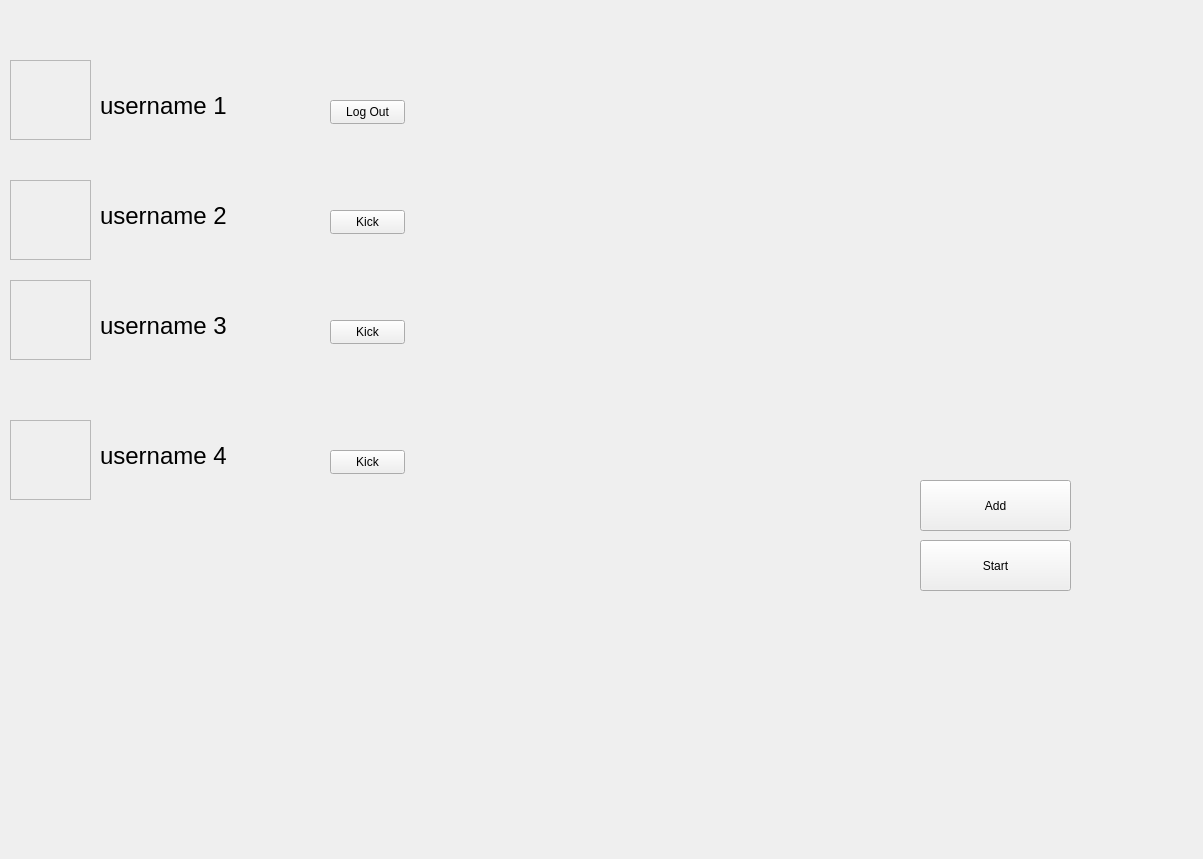
First picture: the form in client/src/MainWindow.ui, repository andreisdc/ProjectModernCPP, before the edit.
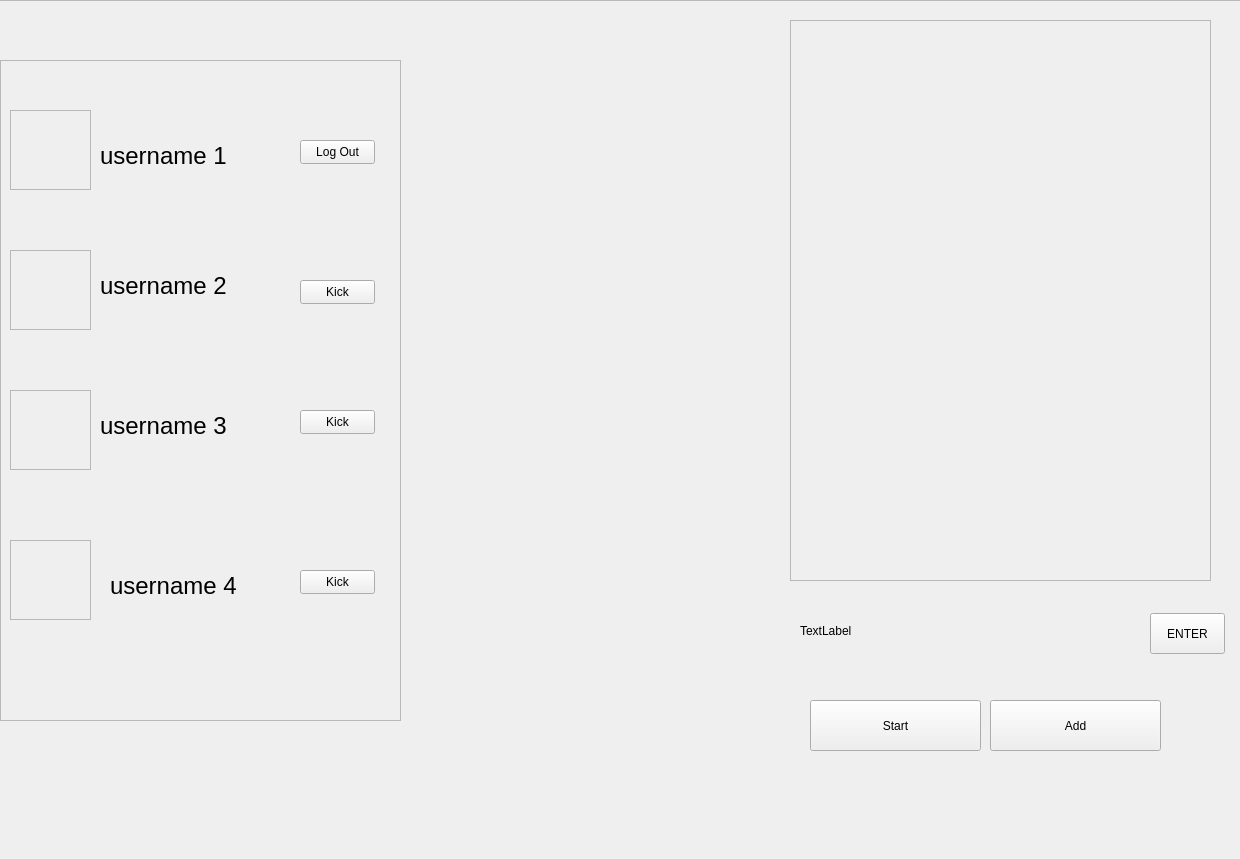
Second picture: the form after the edit. The open tabs and pages were chosen to show the change. Icons and pictures are not drawn.

The edit to the form file:
```diff
--- a/client/src/MainWindow.ui
+++ b/client/src/MainWindow.ui
@@ -6,7 +6,7 @@
    <rect>
     <x>0</x>
     <y>0</y>
-    <width>1203</width>
+    <width>1240</width>
     <height>859</height>
    </rect>
   </property>
@@ -1151,7 +1151,7 @@
       <property name="geometry">
        <rect>
         <x>120</x>
-        <y>90</y>
+        <y>140</y>
         <width>161</width>
         <height>31</height>
        </rect>
@@ -1169,7 +1169,7 @@
       <property name="geometry">
        <rect>
         <x>120</x>
-        <y>200</y>
+        <y>270</y>
         <width>161</width>
         <height>31</height>
        </rect>
@@ -1187,7 +1187,7 @@
       <property name="geometry">
        <rect>
         <x>120</x>
-        <y>310</y>
+        <y>410</y>
         <width>161</width>
         <height>31</height>
        </rect>
@@ -1204,10 +1204,10 @@
      <widget class="QLabel" name="labelLobbyPlayername4">
       <property name="geometry">
        <rect>
-        <x>120</x>
-        <y>440</y>
-        <width>161</width>
-        <height>31</height>
+        <x>130</x>
+        <y>550</y>
+        <width>181</width>
+        <height>71</height>
        </rect>
       </property>
       <property name="font">
@@ -1222,8 +1222,8 @@
      <widget class="QPushButton" name="buttonLobbyKickplayer1">
       <property name="geometry">
        <rect>
-        <x>350</x>
-        <y>210</y>
+        <x>320</x>
+        <y>280</y>
         <width>75</width>
         <height>24</height>
        </rect>
@@ -1235,8 +1235,8 @@
      <widget class="QPushButton" name="buttonLobbyKickplayer2">
       <property name="geometry">
        <rect>
-        <x>350</x>
-        <y>320</y>
+        <x>320</x>
+        <y>410</y>
         <width>75</width>
         <height>24</height>
        </rect>
@@ -1248,8 +1248,8 @@
      <widget class="QPushButton" name="buttonLobbyKickplayer3">
       <property name="geometry">
        <rect>
-        <x>350</x>
-        <y>450</y>
+        <x>320</x>
+        <y>570</y>
         <width>75</width>
         <height>24</height>
        </rect>
@@ -1261,9 +1261,9 @@
      <widget class="QPushButton" name="buttonLobbyAddplayer">
       <property name="geometry">
        <rect>
-        <x>940</x>
-        <y>480</y>
-        <width>151</width>
+        <x>1010</x>
+        <y>700</y>
+        <width>171</width>
         <height>51</height>
        </rect>
       </property>
@@ -1274,9 +1274,9 @@
      <widget class="QPushButton" name="buttonLobbyStart">
       <property name="geometry">
        <rect>
-        <x>940</x>
-        <y>540</y>
-        <width>151</width>
+        <x>830</x>
+        <y>700</y>
+        <width>171</width>
         <height>51</height>
        </rect>
       </property>
@@ -1287,8 +1287,8 @@
      <widget class="QPushButton" name="buttonLobbyLogout">
       <property name="geometry">
        <rect>
-        <x>350</x>
-        <y>100</y>
+        <x>320</x>
+        <y>140</y>
         <width>75</width>
         <height>24</height>
        </rect>
@@ -1301,7 +1301,7 @@
       <property name="geometry">
        <rect>
         <x>30</x>
-        <y>60</y>
+        <y>110</y>
         <width>81</width>
         <height>80</height>
        </rect>
@@ -1322,7 +1322,7 @@
       <property name="geometry">
        <rect>
         <x>30</x>
-        <y>180</y>
+        <y>250</y>
         <width>81</width>
         <height>80</height>
        </rect>
@@ -1343,7 +1343,7 @@
       <property name="geometry">
        <rect>
         <x>30</x>
-        <y>280</y>
+        <y>390</y>
         <width>81</width>
         <height>80</height>
        </rect>
@@ -1364,7 +1364,7 @@
       <property name="geometry">
        <rect>
         <x>30</x>
-        <y>420</y>
+        <y>540</y>
         <width>81</width>
         <height>80</height>
        </rect>
@@ -1381,6 +1381,109 @@
        <enum>QFrame::Raised</enum>
       </property>
      </widget>
+     <widget class="QFrame" name="frame_6">
+      <property name="geometry">
+       <rect>
+        <x>10</x>
+        <y>0</y>
+        <width>1251</width>
+        <height>871</height>
+       </rect>
+      </property>
+      <property name="styleSheet">
+       <string notr="true">background-image: url(:/MainWindow/assets/LoginSignupBackground.png);</string>
+      </property>
+      <property name="frameShape">
+       <enum>QFrame::StyledPanel</enum>
+      </property>
+      <property name="frameShadow">
+       <enum>QFrame::Raised</enum>
+      </property>
+      <widget class="QFrame" name="frameBkgL">
+       <property name="geometry">
+        <rect>
+         <x>10</x>
+         <y>60</y>
+         <width>401</width>
+         <height>661</height>
+        </rect>
+       </property>
+       <property name="styleSheet">
+        <string notr="true">background-image: url(:/MainWindow/assets/bej.png);</string>
+       </property>
+       <property name="frameShape">
+        <enum>QFrame::StyledPanel</enum>
+       </property>
+       <property name="frameShadow">
+        <enum>QFrame::Raised</enum>
+       </property>
+      </widget>
+      <widget class="QFrame" name="frameBkgR">
+       <property name="geometry">
+        <rect>
+         <x>800</x>
+         <y>20</y>
+         <width>421</width>
+         <height>561</height>
+        </rect>
+       </property>
+       <property name="styleSheet">
+        <string notr="true">background-image: url(:/MainWindow/assets/bleu.png);</string>
+       </property>
+       <property name="frameShape">
+        <enum>QFrame::StyledPanel</enum>
+       </property>
+       <property name="frameShadow">
+        <enum>QFrame::Raised</enum>
+       </property>
+      </widget>
+     </widget>
+     <widget class="QPushButton" name="pushButton">
+      <property name="geometry">
+       <rect>
+        <x>1170</x>
+        <y>613</y>
+        <width>75</width>
+        <height>41</height>
+       </rect>
+      </property>
+      <property name="text">
+       <string>ENTER</string>
+      </property>
+     </widget>
+     <widget class="QLabel" name="labelChat">
+      <property name="geometry">
+       <rect>
+        <x>820</x>
+        <y>610</y>
+        <width>331</width>
+        <height>41</height>
+       </rect>
+      </property>
+      <property name="styleSheet">
+       <string notr="true">background-image: url(:/MainWindow/assets/bleu.png);</string>
+      </property>
+      <property name="text">
+       <string>TextLabel</string>
+      </property>
+     </widget>
+     <zorder>frame_6</zorder>
+     <zorder>labelLobbyPlayername1</zorder>
+     <zorder>labelLobbyPlayername2</zorder>
+     <zorder>labelLobbyPlayername3</zorder>
+     <zorder>labelLobbyPlayername4</zorder>
+     <zorder>buttonLobbyKickplayer1</zorder>
+     <zorder>buttonLobbyKickplayer2</zorder>
+     <zorder>buttonLobbyKickplayer3</zorder>
+     <zorder>buttonLobbyAddplayer</zorder>
+     <zorder>buttonLobbyStart</zorder>
+     <zorder>buttonLobbyLogout</zorder>
+     <zorder>frameAvatar1</zorder>
+     <zorder>frameAvatar2</zorder>
+     <zorder>frameAvatar3</zorder>
+     <zorder>frameAvatar4</zorder>
+     <zorder>pushButton</zorder>
+     <zorder>labelChat</zorder>
     </widget>
     <widget class="QWidget" name="windowInvite">
      <widget class="QPushButton" name="buttonWindowInviteAdd">
```
Left out of the diff: 46 changed lines with no effect on the pictures.
